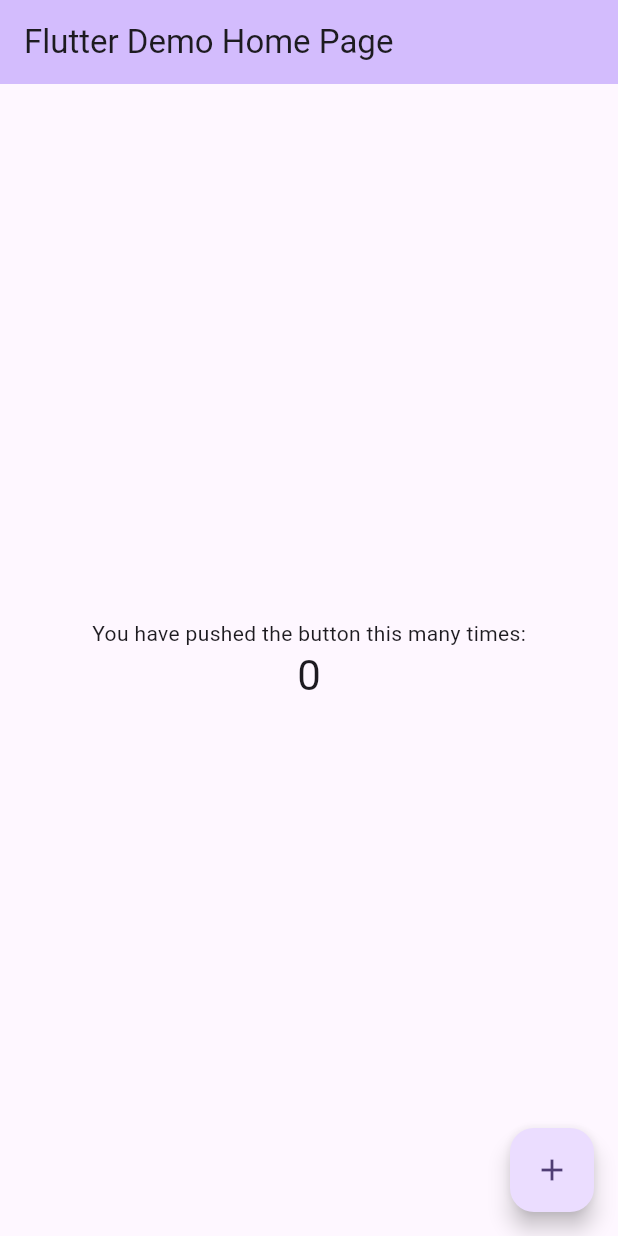
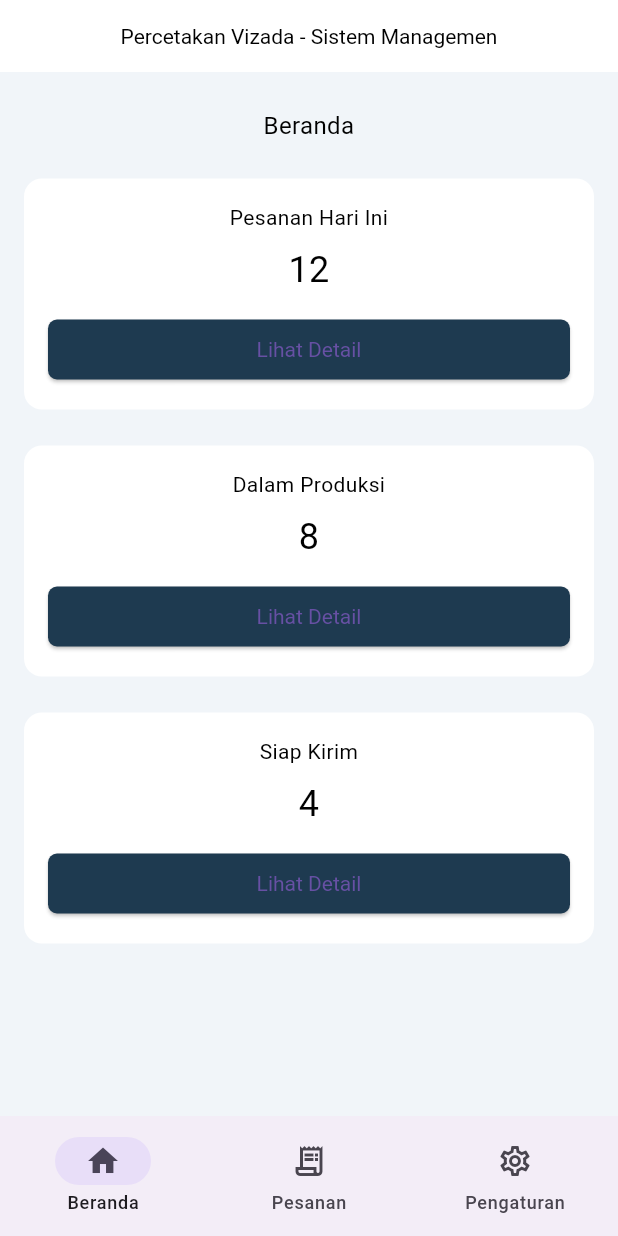
Before and after one commit to rglrs/percetakan, a Flutter app: the screen it shows after launch, on a phone screen of 412 x 824 dp. Run offline on Flutter 3.47's test engine with Material 3 defaults, Android fonts, the phone set to English and light mode, and no system bars.

Commit message:
tambah pesanan

```diff
--- a/lib/main.dart
+++ b/lib/main.dart
@@ -1,4 +1,5 @@
 import 'package:flutter/material.dart';
+import 'package:percetakan/pages/main_screen.dart';
 
 void main() {
   runApp(const MyApp());
@@ -7,116 +8,12 @@ void main() {
 class MyApp extends StatelessWidget {
   const MyApp({super.key});
 
-  // This widget is the root of your application.
   @override
   Widget build(BuildContext context) {
     return MaterialApp(
-      title: 'Flutter Demo',
-      theme: ThemeData(
-        // This is the theme of your application.
-        //
-        // TRY THIS: Try running your application with "flutter run". You'll see
-        // the application has a purple toolbar. Then, without quitting the app,
-        // try changing the seedColor in the colorScheme below to Colors.green
-        // and then invoke "hot reload" (save your changes or press the "hot
-        // reload" button in a Flutter-supported IDE, or press "r" if you used
-        // the command line to start the app).
-        //
-        // Notice that the counter didn't reset back to zero; the application
-        // state is not lost during the reload. To reset the state, use hot
-        // restart instead.
-        //
-        // This works for code too, not just values: Most code changes can be
-        // tested with just a hot reload.
-        colorScheme: ColorScheme.fromSeed(seedColor: Colors.deepPurple),
-      ),
-      home: const MyHomePage(title: 'Flutter Demo Home Page'),
+      title: 'Percetakan Vizada',
+      debugShowCheckedModeBanner: false,
+      home: const MainScreen(),
     );
   }
 }
-
-class MyHomePage extends StatefulWidget {
-  const MyHomePage({super.key, required this.title});
-
-  // This widget is the home page of your application. It is stateful, meaning
-  // that it has a State object (defined below) that contains fields that affect
-  // how it looks.
-
-  // This class is the configuration for the state. It holds the values (in this
-  // case the title) provided by the parent (in this case the App widget) and
-  // used by the build method of the State. Fields in a Widget subclass are
-  // always marked "final".
-
-  final String title;
-
-  @override
-  State<MyHomePage> createState() => _MyHomePageState();
-}
-
-class _MyHomePageState extends State<MyHomePage> {
-  int _counter = 0;
-
-  void _incrementCounter() {
-    setState(() {
-      // This call to setState tells the Flutter framework that something has
-      // changed in this State, which causes it to rerun the build method below
-      // so that the display can reflect the updated values. If we changed
-      // _counter without calling setState(), then the build method would not be
-      // called again, and so nothing would appear to happen.
-      _counter++;
-    });
-  }
-
-  @override
-  Widget build(BuildContext context) {
-    // This method is rerun every time setState is called, for instance as done
-    // by the _incrementCounter method above.
-    //
-    // The Flutter framework has been optimized to make rerunning build methods
-    // fast, so that you can just rebuild anything that needs updating rather
-    // than having to individually change instances of widgets.
-    return Scaffold(
-      appBar: AppBar(
-        // TRY THIS: Try changing the color here to a specific color (to
-        // Colors.amber, perhaps?) and trigger a hot reload to see the AppBar
-        // change color while the other colors stay the same.
-        backgroundColor: Theme.of(context).colorScheme.inversePrimary,
-        // Here we take the value from the MyHomePage object that was created by
-        // the App.build method, and use it to set our appbar title.
-        title: Text(widget.title),
-      ),
-      body: Center(
-        // Center is a layout widget. It takes a single child and positions it
-        // in the middle of the parent.
-        child: Column(
-          // Column is also a layout widget. It takes a list of children and
-          // arranges them vertically. By default, it sizes itself to fit its
-          // children horizontally, and tries to be as tall as its parent.
-          //
-          // Column has various properties to control how it sizes itself and
-          // how it positions its children. Here we use mainAxisAlignment to
-          // center the children vertically; the main axis here is the vertical
-          // axis because Columns are vertical (the cross axis would be
-          // horizontal).
-          //
-          // TRY THIS: Invoke "debug painting" (choose the "Toggle Debug Paint"
-          // action in the IDE, or press "p" in the console), to see the
-          // wireframe for each widget.
-          mainAxisAlignment: MainAxisAlignment.center,
-          children: <Widget>[
-            const Text('You have pushed the button this many times:'),
-            Text(
-              '$_counter',
-              style: Theme.of(context).textTheme.headlineMedium,
-            ),
-          ],
-        ),
-      ),
-      floatingActionButton: FloatingActionButton(
-        onPressed: _incrementCounter,
-        tooltip: 'Increment',
-        child: const Icon(Icons.add),
-      ), // This trailing comma makes auto-formatting nicer for build methods.
-    );
-  }
-}
--- /dev/null
+++ b/lib/pages/main_screen.dart
@@ -0,0 +1,156 @@
+import 'package:flutter/material.dart';
+
+class MainScreen extends StatefulWidget {
+  const MainScreen({super.key});
+
+  @override
+  State<MainScreen> createState() => _MainScreenState();
+}
+
+class _MainScreenState extends State<MainScreen> {
+  int currentPageIndex = 0;
+
+  @override
+  Widget build(BuildContext context) {
+    const bgColor = Color(0xFFF1F5F9);
+    const cardBgColor = Colors.white;
+    const buttonColor = Color(0xFF1E3A50);
+    const textColor = Colors.black;
+
+    Widget buildCard(String title, String count) {
+      return Container(
+        margin: const EdgeInsets.only(bottom: 24),
+        padding: const EdgeInsets.symmetric(vertical: 16, horizontal: 16),
+        decoration: BoxDecoration(
+          color: cardBgColor,
+          borderRadius: BorderRadius.circular(12),
+        ),
+        child: Column(
+          children: [
+            Text(
+              title,
+              style: const TextStyle(
+                color: textColor,
+                fontSize: 14,
+                fontWeight: FontWeight.w400,
+              ),
+              textAlign: TextAlign.center,
+            ),
+            const SizedBox(height: 8),
+            Text(
+              count,
+              style: const TextStyle(
+                color: textColor,
+                fontSize: 24,
+                fontWeight: FontWeight.w400,
+              ),
+              textAlign: TextAlign.center,
+            ),
+            const SizedBox(height: 12),
+            SizedBox(
+              width: double.infinity,
+              child: ElevatedButton(
+                onPressed: () {},
+                style: ElevatedButton.styleFrom(
+                  backgroundColor: buttonColor,
+                  shape: RoundedRectangleBorder(
+                    borderRadius: BorderRadius.circular(6),
+                  ),
+                  padding: const EdgeInsets.symmetric(vertical: 12),
+                  textStyle: const TextStyle(
+                    fontSize: 14,
+                    fontWeight: FontWeight.w400,
+                  ),
+                ),
+                child: const Text('Lihat Detail'),
+              ),
+            ),
+          ],
+        ),
+      );
+    }
+
+    // Home page content
+    Widget homePage() {
+      return Padding(
+        padding: const EdgeInsets.symmetric(horizontal: 16, vertical: 24),
+        child: Column(
+          children: [
+            const Text(
+              'Beranda',
+              style: TextStyle(
+                color: textColor,
+                fontSize: 16,
+                fontWeight: FontWeight.w400,
+              ),
+              textAlign: TextAlign.center,
+            ),
+            const SizedBox(height: 24),
+            buildCard('Pesanan Hari Ini', '12'),
+            buildCard('Dalam Produksi', '8'),
+            buildCard('Siap Kirim', '4'),
+          ],
+        ),
+      );
+    }
+
+    // Orders page content
+    Widget ordersPage() {
+      return const Center(
+        child: Text('Daftar Pesanan', style: TextStyle(fontSize: 24)),
+      );
+    }
+
+    // Settings page content
+    Widget settingsPage() {
+      return const Center(
+        child: Text('Pengaturan', style: TextStyle(fontSize: 24)),
+      );
+    }
+
+    return Scaffold(
+      backgroundColor: bgColor,
+      appBar: AppBar(
+        backgroundColor: Colors.white,
+        elevation: 0,
+        centerTitle: true,
+        title: const Text(
+          'Percetakan Vizada - Sistem Managemen',
+          style: TextStyle(
+            color: textColor,
+            fontSize: 14,
+            fontWeight: FontWeight.w400,
+          ),
+        ),
+        toolbarHeight: 48,
+      ),
+      body:
+          <Widget>[homePage(), ordersPage(), settingsPage()][currentPageIndex],
+      bottomNavigationBar: NavigationBar(
+        onDestinationSelected: (int index) {
+          setState(() {
+            currentPageIndex = index;
+          });
+        },
+        selectedIndex: currentPageIndex,
+        destinations: const <Widget>[
+          NavigationDestination(
+            selectedIcon: Icon(Icons.home),
+            icon: Icon(Icons.home_outlined),
+            label: 'Beranda',
+          ),
+          NavigationDestination(
+            selectedIcon: Icon(Icons.receipt_long),
+            icon: Icon(Icons.receipt_long_outlined),
+            label: 'Pesanan',
+          ),
+          NavigationDestination(
+            selectedIcon: Icon(Icons.settings),
+            icon: Icon(Icons.settings_outlined),
+            label: 'Pengaturan',
+          ),
+        ],
+      ),
+    );
+  }
+}
```
Also changed, not shown: lib/pages/login.dart (added, +185 -0 lines), lib/pages/pesanan.dart (added, +242 -0 lines), 1 other file.
